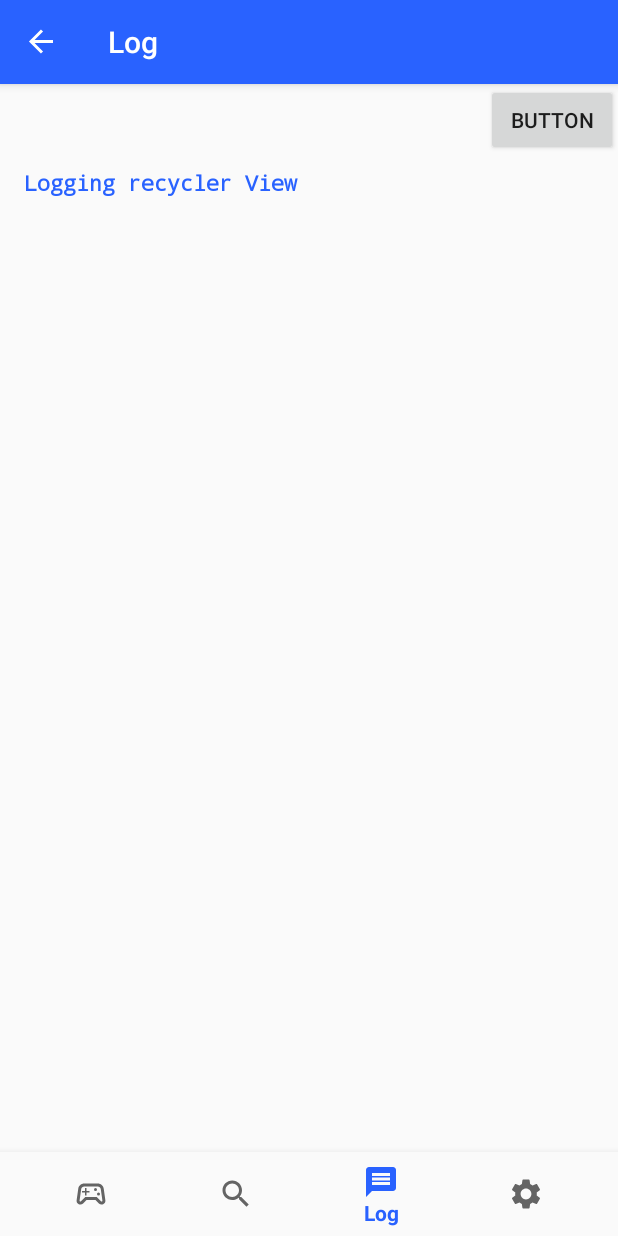
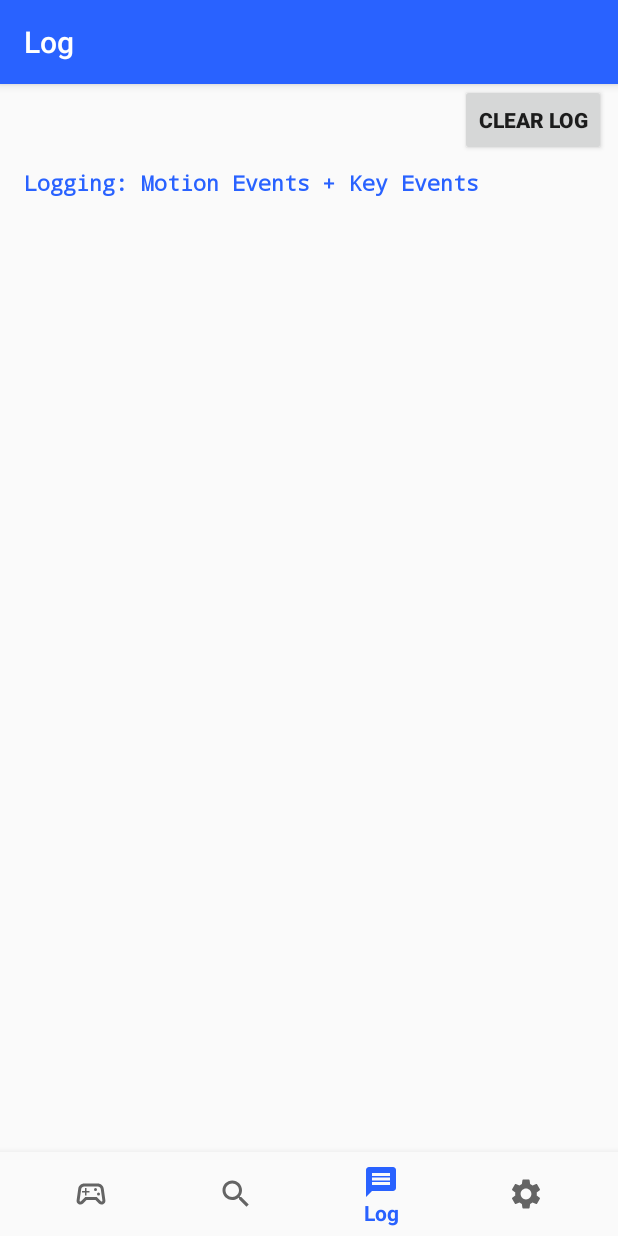
Before and after one commit to jimandreas/GamepadTest, an Android app: the screen it shows after launch (MainActivity), item 3 of the bottom bar chosen, on a phone screen of 412 x 824 dp. Run offline under Robolectric (Android 15) with nearby library versions, the phone set to English and light mode, and no system bars; our stand-ins replace data binding, navigation-ui.

Commit message:
Motion event logging.

```diff
--- a/app/src/main/java/com/bammellab/gamepadtest/MainActivity.kt
+++ b/app/src/main/java/com/bammellab/gamepadtest/MainActivity.kt
@@ -2,6 +2,7 @@
 
 package com.bammellab.gamepadtest
 
+import android.content.SharedPreferences
 import android.os.Bundle
 import android.util.Log
 import android.view.InputDevice
@@ -15,10 +16,12 @@ import androidx.navigation.findNavController
 import androidx.navigation.ui.AppBarConfiguration
 import androidx.navigation.ui.setupActionBarWithNavController
 import androidx.navigation.ui.setupWithNavController
+import androidx.preference.PreferenceManager
 import com.google.android.material.bottomnavigation.BottomNavigationView
 import com.bammellab.gamepadtest.gamepad.GamepadServices
 
-class MainActivity : AppCompatActivity(), LifecycleObserver {
+class MainActivity :
+    AppCompatActivity(), LifecycleObserver, SharedPreferences.OnSharedPreferenceChangeListener  {
 
     private lateinit var navView: BottomNavigationView
 
@@ -28,11 +31,15 @@ class MainActivity : AppCompatActivity(), LifecycleObserver {
         navView = findViewById(R.id.nav_view)
 
         val navController = findNavController(R.id.nav_host_fragment)
+
         // Passing each menu ID as a set of Ids because each
         // menu should be considered as top level destinations.
         val appBarConfiguration = AppBarConfiguration(
             setOf(
-                R.id.navigation_scan, R.id.navigation_gamepad, R.id.navigation_settings
+                R.id.navigation_scan,
+                R.id.navigation_gamepad,
+                R.id.navigation_log,
+                R.id.navigation_settings
             )
         )
         setupActionBarWithNavController(navController, appBarConfiguration)
@@ -49,11 +56,19 @@ class MainActivity : AppCompatActivity(), LifecycleObserver {
                 R.id.navigation_scan -> {
                     toolBar.setDisplayShowTitleEnabled(true)
                 }
+                R.id.navigation_log -> {
+                    toolBar.setDisplayShowTitleEnabled(true)
+                }
                 else -> {
                     toolBar.setDisplayShowTitleEnabled(true)
                 }
             }
         }
+
+        // Listen for preference changes
+        val prefs: SharedPreferences = PreferenceManager.getDefaultSharedPreferences(this)
+        prefs.registerOnSharedPreferenceChangeListener(this)
+
     }
 
     /**
@@ -124,4 +139,22 @@ class MainActivity : AppCompatActivity(), LifecycleObserver {
             }
         }
     }
+
+    override fun onDestroy() {
+        val sharedPreferences = PreferenceManager.getDefaultSharedPreferences(this)
+        sharedPreferences.unregisterOnSharedPreferenceChangeListener(this)
+        super.onDestroy()
+    }
+
+    override fun onSharedPreferenceChanged(sharedPreferences: SharedPreferences?, key: String?) {
+        val logMotionEventsKey = getString(R.string.settings_log_motion_key)
+        when (key) {
+            logMotionEventsKey -> {
+                val prefbool = sharedPreferences?.getBoolean(logMotionEventsKey, true)
+                if (prefbool != null) {
+                    GamepadServices.gamepadLoggerService.flagToLogMotionEvents(prefbool)
+                }
+            }
+        }
+    }
 }
--- a/app/src/main/java/com/bammellab/gamepadtest/gamepad/GamepadJoysticks.kt
+++ b/app/src/main/java/com/bammellab/gamepadtest/gamepad/GamepadJoysticks.kt
@@ -13,6 +13,7 @@ import androidx.core.text.HtmlCompat.fromHtml
 import androidx.lifecycle.Lifecycle
 import androidx.lifecycle.OnLifecycleEvent
 import androidx.preference.PreferenceManager
+import com.bammellab.gamepadtest.R
 import kotlin.math.abs
 
 interface UpdateJoystickData {
@@ -21,13 +22,8 @@ interface UpdateJoystickData {
     fun updateTriggers(left: Float, right: Float)
 }
 
-interface UpdateLogString {
-    fun addNewString(str: Spanned)
-}
-
 class GamepadJoysticks {
     private var listener: UpdateJoystickData? = null
-    private var listenerLogList = mutableListOf<UpdateLogString?>()
 
     private var leftX: Float = 0f
     private var leftY: Float = 0f
@@ -44,7 +40,9 @@ class GamepadJoysticks {
 
     fun processJoystickInput(activityIn: Activity, event: MotionEvent) {
         val sharedPreferences = PreferenceManager.getDefaultSharedPreferences(activityIn)
-        val doLogMotionEvents = sharedPreferences.getBoolean("motion", true)
+        val logMotionEventsKey = activityIn.getString(R.string.settings_log_motion_key)
+        val doLogMotionEvents = sharedPreferences.getBoolean(
+            logMotionEventsKey, true)
 
         with(event) {
             leftX = getCenteredAxis(this, MotionEvent.AXIS_X)
@@ -120,27 +118,15 @@ class GamepadJoysticks {
     private fun logActivity(logString: String) {
         Log.v("Log", logString)
 
+        val sendThisString: Spanned = fromHtml(logString, FROM_HTML_MODE_LEGACY)
 
-        val sendThisString : Spanned = fromHtml(logString, FROM_HTML_MODE_LEGACY)
-
-        // HTML formatting
-
-//        val fontSetting = "<font face=”monospace“ color=”#FFFF00”>"
-//        val encoded = TextUtils.htmlEncode(fontSetting)
-//        val sendThisString : Spanned = fromHtml(fontSetting+logString, FROM_HTML_MODE_LEGACY)
-
-        for (listener in listenerLogList) {
-            listener?.addNewString(sendThisString)
-        }
+        GamepadServices.gamepadLoggerService.addLogLine(sendThisString)
     }
 
     fun initOnClickInterface(listener: UpdateJoystickData) {
         this.listener = listener
     }
 
-    fun addLogListener(listener: UpdateLogString) {
-        listenerLogList.add(listener)
-    }
 
     private fun getCenteredAxis(
         event: MotionEvent,
--- a/app/src/main/java/com/bammellab/gamepadtest/gamepad/GamepadLogger.kt
+++ b/app/src/main/java/com/bammellab/gamepadtest/gamepad/GamepadLogger.kt
@@ -1,18 +1,71 @@
+@file:Suppress("JoinDeclarationAndAssignment")
+
 package com.bammellab.gamepadtest.gamepad
 
+import android.text.Spanned
 import android.util.Log
+import androidx.core.text.toSpannable
+
+interface UpdateLogList {
+    fun updateList(list: MutableList<Spanned>)
+}
 
 class GamepadLogger {
 
+    private val logStringList: MutableList<Spanned>
     private val numToString = GamepadServices.keycodes.keyEventMap
+    private var listenerLogList = mutableListOf<UpdateLogList?>()
+    private var logMotionEventsFlag = true
+
+    init {
+        logStringList = mutableListOf(
+            "Logging: Motion Events + Key Events".toSpannable()
+        )
+    }
 
     fun logKeyEventDown(keyCode: Int) {
-        val keyStr = numToString[keyCode]
-        Log.v("KeyEvent","DOWN: $keyCode($keyStr)")
+        val keyStr = numToString[keyCode] ?: ""
+        Log.v("KeyEvent", "DOWN: $keyCode($keyStr)")
+        addLogLine("$keyStr DOWN".toSpannable())
     }
 
     fun logKeyEventUp(keyCode: Int) {
-        val keyStr = numToString[keyCode]
-        Log.v("KeyEvent","  UP: $keyCode($keyStr)")
+        val keyStr = numToString[keyCode] ?: ""
+        Log.v("KeyEvent", "  UP: $keyCode($keyStr)")
+        addLogLine("$keyStr UP".toSpannable())
+    }
+
+    fun clearLogList() {
+        val firstLine = logStringList[0]
+        logStringList.clear()
+        logStringList.add(firstLine)
+    }
+
+    fun getLogList(): List<Spanned> {
+        return logStringList
+    }
+
+    fun addLogLine(logLine: Spanned) {
+        logStringList.add(1, logLine)
+
+        for (listener in listenerLogList) {
+            listener?.updateList(logStringList)
+        }
+    }
+
+    fun addLogListener(listener: UpdateLogList) {
+        listenerLogList.add(listener)
+    }
+
+    fun flagToLogMotionEvents(prefbool: Boolean) {
+        logMotionEventsFlag = prefbool
+        if (prefbool) {
+            logStringList[0] =
+                "Logging: Motion Events + Key Events".toSpannable()
+        } else {
+            logStringList[0] =
+                "Logging: Key Events".toSpannable()
+        }
+
     }
 }
--- a/app/src/main/java/com/bammellab/gamepadtest/ui/log/LogAdapter.kt
+++ b/app/src/main/java/com/bammellab/gamepadtest/ui/log/LogAdapter.kt
@@ -39,8 +39,6 @@ class LogAdapter(
     }
 
     override fun onBindViewHolder(holder: LogViewHolder, position: Int) {
-        Log.i("DeviceAdapter", "OnBIND")
-
         if ( logViewModel.logInfoStringArray.value != null) {
             val text =  logViewModel.logInfoStringArray.value!![position]
             holder.deviceInfoText.text = text
--- a/app/src/main/java/com/bammellab/gamepadtest/ui/log/LogFragment.kt
+++ b/app/src/main/java/com/bammellab/gamepadtest/ui/log/LogFragment.kt
@@ -7,13 +7,12 @@ import android.os.Bundle
 import android.view.LayoutInflater
 import android.view.View
 import android.view.ViewGroup
-import android.widget.Toast
 import androidx.fragment.app.Fragment
 import androidx.lifecycle.ViewModelProvider
 import androidx.recyclerview.widget.LinearLayoutManager
 import androidx.recyclerview.widget.RecyclerView
 import com.bammellab.gamepadtest.databinding.FragmentLogBinding
-import com.bammellab.gamepadtest.gamepad.SourceDataToString
+import com.bammellab.gamepadtest.gamepad.GamepadServices
 
 
 class LogFragment : Fragment() {
@@ -66,6 +65,11 @@ class LogFragment : Fragment() {
             logAdapter.notifyDataSetChanged()
         })
 
+        binding.clearLogListButton.setOnClickListener {
+            GamepadServices.gamepadLoggerService.clearLogList()
+            logAdapter.notifyDataSetChanged()
+        }
+
         return binding.root
     }
 
--- a/app/src/main/java/com/bammellab/gamepadtest/ui/log/LogViewModel.kt
+++ b/app/src/main/java/com/bammellab/gamepadtest/ui/log/LogViewModel.kt
@@ -5,15 +5,12 @@ import androidx.core.text.HtmlCompat
 import androidx.lifecycle.LiveData
 import androidx.lifecycle.MutableLiveData
 import androidx.lifecycle.ViewModel
-import com.bammellab.gamepadtest.gamepad.GamepadJoysticks
 import com.bammellab.gamepadtest.gamepad.GamepadServices
-import com.bammellab.gamepadtest.gamepad.UpdateLogString
+import com.bammellab.gamepadtest.gamepad.UpdateLogList
 
-class LogViewModel : ViewModel(), UpdateLogString {
+class LogViewModel : ViewModel(), UpdateLogList {
 
-    val firstString : Spanned =
-        HtmlCompat.fromHtml("Logging recycler View", HtmlCompat.FROM_HTML_MODE_LEGACY)
-    private val logList = mutableListOf(firstString)
+    private val logList = GamepadServices.gamepadLoggerService.getLogList()
 
     private val _logInfoStringArray = MutableLiveData<List<Spanned>>().apply {
         value = logList
@@ -22,18 +19,10 @@ class LogViewModel : ViewModel(), UpdateLogString {
     val logInfoStringArray: LiveData<List<Spanned>> = _logInfoStringArray
 
     init {
-        GamepadServices.gamepadJoystickService.addLogListener(this)
+        GamepadServices.gamepadLoggerService.addLogListener(this)
     }
 
-    // TODO: copy the contents to the clipboard on a long click
-    fun onClick() {
-
-    }
-
-    override fun addNewString(str: Spanned) {
-        //logList.add(str)
-
-        logList.add(1, str)
-        _logInfoStringArray.value = logList
+    override fun updateList(list:MutableList<Spanned>) {
+        _logInfoStringArray.value = list
     }
 }
--- a/app/src/main/res/layout/fragment_log.xml
+++ b/app/src/main/res/layout/fragment_log.xml
@@ -30,13 +30,16 @@
             app:layout_constraintEnd_toEndOf="parent"
             app:layout_constraintHorizontal_bias="0.0"
             app:layout_constraintStart_toStartOf="parent"
-            app:layout_constraintTop_toBottomOf="@+id/button" />
+            app:layout_constraintTop_toBottomOf="@+id/clear_log_list_button" />
 
         <Button
-            android:id="@+id/button"
+            android:id="@+id/clear_log_list_button"
             android:layout_width="wrap_content"
             android:layout_height="wrap_content"
-            android:text="Button"
+            android:layout_marginEnd="8dp"
+            android:contentDescription="@string/clear_logging_button"
+            android:text="@string/clear_log_list_button"
+            android:textStyle="bold"
             app:layout_constraintEnd_toEndOf="parent"
             app:layout_constraintTop_toTopOf="parent" />
     </androidx.constraintlayout.widget.ConstraintLayout>
--- a/app/src/main/res/values/strings.xml
+++ b/app/src/main/res/values/strings.xml
@@ -19,10 +19,22 @@
     <string name="aButton">A</string>
     <string name="imagedesc">Gamepad Test</string>
 
+    <!--  Scan fragment strings -->
+
+    <string name="temp_contents">cardview temp contents</string>
+    <string name="no_controllers">No Controllers Found</string>
+
+    <!--Log fragment strings-->
+
+    <string name="clear_log_list_button">Clear Log</string>
+    <string name="empty_list">EMPTY LIST</string>
+    <string name="clear_logging_button">Clear logging button</string>
+
     <!--About activity strings-->
 
     <string name="about">About</string>
     <string name="about_this_app">About this app</string>
+    <string name="action_about_activity">About this app</string>
     <string name="title_activity_about">About</string>
     <string name="about_copyright">Copyright and EULA</string>
     <string name="about_copyright_disclaimer">TERMS AND CONDITIONS FOR USE, REPRODUCTION, AND DISTRIBUTION</string>
@@ -54,6 +66,7 @@
     <string name="settings_header">Settings</string>
 
     <string name="settings_log_motion">Log Motion Events</string>
+    <string name="settings_log_motion_key">logmotionboolean</string>
     <string name="settings_log_motion_description">Events are written to the Logcat and are available using Android Studio.</string>
 
     <string name="settings_about">Settings Window</string>
@@ -69,27 +82,9 @@
     <string name="settings_github_about">This app has source code available on Github. Click here to go to Github.</string>
     <string name="settings_github_repo_url">https://github.com/bammellab/GamepadTest#gamepadtest</string>
 
-    <!--  About activity  -->
 
-    <string name="action_about_activity">About this app…</string>
-
-    <!--  Scan  -->
-
-    <string name="temp_contents">cardview temp contents</string>
-    <string name="no_controllers">No Controllers Found</string>
-
-    <!-- Settings fragment -->
-    <string name="title_activity_settings">GamepadTest Settings</string>
-
-    <string name="pref_motion_events">Log motion events in Logcat</string>
-    <string name="pref_motion_events_summary">Turn on to see joystick and trigger data</string>
-
-    <string name="pref_title_nightmode">Night mode</string>
-    <string name="pref_title_nightmode_summary">Turn on to reduce glare</string>
     <string name="funky">FUNKY CONTROLLER</string>
 
-    <!--  Logging fragment  -->
 
-    <string name="empty_list">EMPTY LIST</string>
 
 </resources>
--- a/app/src/main/res/xml/root_preferences.xml
+++ b/app/src/main/res/xml/root_preferences.xml
@@ -7,7 +7,7 @@
         <SwitchPreferenceCompat
             app:defaultValue="true"
             app:icon="@drawable/ic_videogame_asset_24px"
-            app:key="motion"
+            app:key="@string/settings_log_motion_key"
             app:title="@string/settings_log_motion" />
 
     </PreferenceCategory>
```
